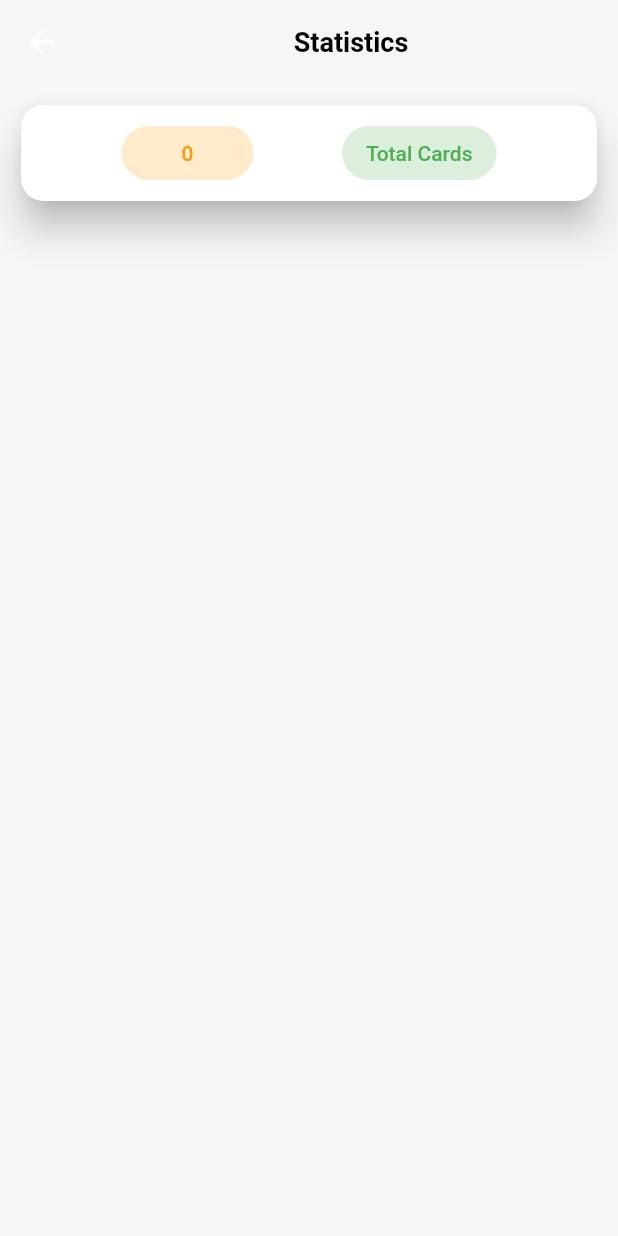
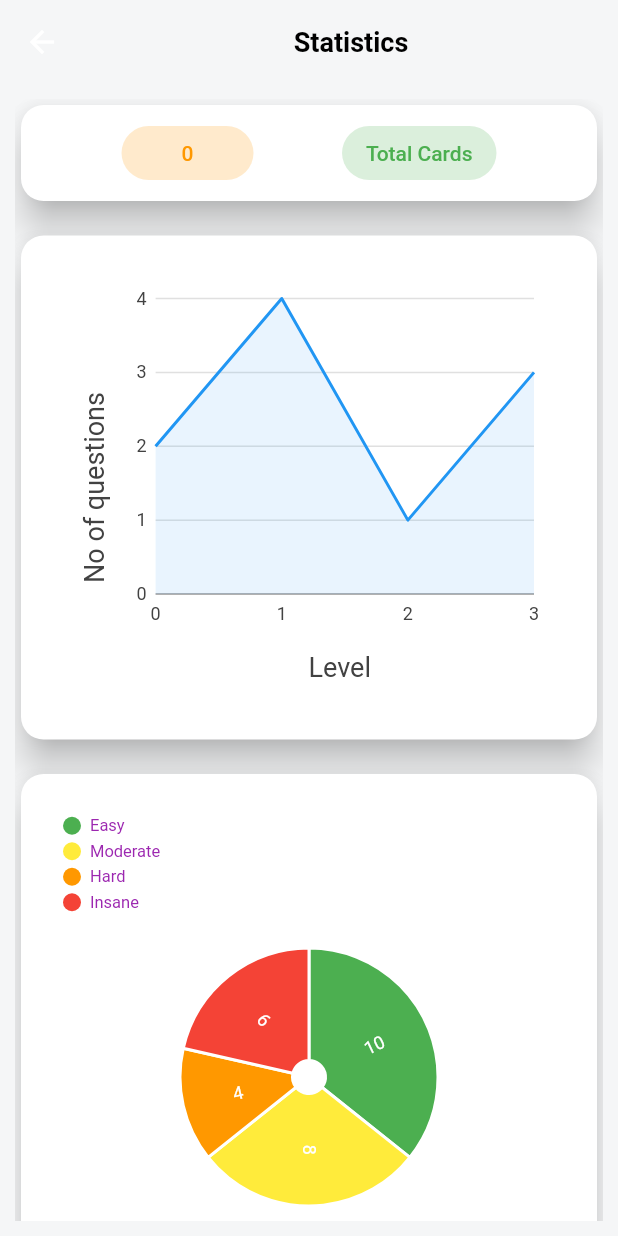
Before and after one commit to shaansubbaiah/Flashcards, a Flutter app: the StatsPage screen opened directly, after a tap on "Total Decks", on a phone screen of 412 x 824 dp. Run offline on Flutter 3.47's test engine with Material 2 defaults, Android fonts, the phone set to English and light mode, and no system bars; our stand-ins replace animated_splash_screen, carousel_slider, charts_flutter, cloud_firestore, curved_navigation_bar, email_validator and 5 more; accounts and stored records are empty.

Commit message:
added graphs in stats

```diff
--- a/lib/stats/line_chart.dart
+++ b/lib/stats/line_chart.dart
@@ -4,12 +4,12 @@ import 'package:firebase_auth/firebase_auth.dart';
 import 'package:charts_flutter/flutter.dart' as charts;
 import 'package:flutter/material.dart';
 
-class Profile extends StatefulWidget {
+class LineChart extends StatefulWidget {
   @override
-  _ProfileState createState() => _ProfileState();
+  _LineChartState createState() => _LineChartState();
 }
 
-class _ProfileState extends State<Profile> {
+class _LineChartState extends State<LineChart> {
   String name;
   Color avatarColor;
 
@@ -43,36 +43,14 @@ class _ProfileState extends State<Profile> {
 
   @override
   Widget build(BuildContext context) {
-    return Scaffold(
-      appBar: AppBar(
-        backgroundColor: Colors.transparent,
-        title: Center(
-          child: Text(
-            "Statistics",
-            style: TextStyle(
-              fontWeight: FontWeight.bold,
-              fontSize: 18,
-              color: Theme.of(context).colorScheme.onPrimary,
-            ),
-          ),
-        ),
-      ),
-      body: Container(
+    return Container(
       child: Padding(
         padding: EdgeInsets.all(10.0),
         child: SingleChildScrollView(
           child: Column(
             mainAxisAlignment: MainAxisAlignment.start,
             children: [
-                Container(
-                  decoration: BoxDecoration(
-                    border: Border(
-                      top: BorderSide(
-                        color: Theme.of(context).colorScheme.onSecondary,
-                      ),
-                    ),
-                  ),
-                  child: Column(
+              Column(
                 mainAxisAlignment: MainAxisAlignment.center,
                 crossAxisAlignment: CrossAxisAlignment.center,
                 children: [
@@ -81,7 +59,7 @@ class _ProfileState extends State<Profile> {
                     crossAxisAlignment: CrossAxisAlignment.center,
                     children: [
                       SizedBox(
-                            height: 400,
+                        height: 300,
                         child: Padding(
                           padding: EdgeInsets.all(10),
                           child: charts.LineChart(
@@ -109,9 +87,7 @@ class _ProfileState extends State<Profile> {
                   ),
                 ],
               ),
-                ),
             ],
-            ),
           ),
         ),
       ),
--- /dev/null
+++ b/lib/stats/pie_chart.dart
@@ -0,0 +1,94 @@
+import 'dart:math';
+
+import 'package:firebase_auth/firebase_auth.dart';
+import 'package:charts_flutter/flutter.dart' as charts;
+import 'package:flutter/material.dart';
+
+class PieChart extends StatefulWidget {
+  @override
+  _PieChartState createState() => _PieChartState();
+}
+
+class _PieChartState extends State<PieChart> {
+  List<charts.Series<Level, String>> seriesPieData;
+
+  void generateData() {
+    var pieData = [
+      new Level("Easy", 10, Colors.green),
+      new Level("Moderate", 8, Colors.yellow),
+      new Level("Hard", 4, Colors.orange),
+      new Level("Insane", 6, Colors.red),
+    ];
+
+    seriesPieData.add(charts.Series(
+      data: pieData,
+      domainFn: (Level level, _) => level.level,
+      measureFn: (Level level, _) => level.levelValue,
+      colorFn: (Level level, _) =>
+          charts.ColorUtil.fromDartColor(level.colorval),
+      id: "Stats",
+      labelAccessorFn: (Level row, _) => '${row.levelValue}',
+    ));
+  }
+
+  @override
+  void initState() {
+    super.initState();
+    seriesPieData = List<charts.Series<Level, String>>();
+    generateData();
+  }
+
+  @override
+  Widget build(BuildContext context) {
+    return Container(
+      child: Padding(
+        padding: EdgeInsets.all(10.0),
+        child: SingleChildScrollView(
+          child: Column(
+            mainAxisAlignment: MainAxisAlignment.start,
+            children: [
+              SizedBox(
+                height: 300,
+                child: Padding(
+                  padding: EdgeInsets.all(10),
+                  child: charts.PieChart(
+                    seriesPieData,
+                    animate: true,
+                    animationDuration: Duration(seconds: 2),
+                    behaviors: [
+                      new charts.DatumLegend(
+                        outsideJustification:
+                            charts.OutsideJustification.endDrawArea,
+                        horizontalFirst: false,
+                        desiredMaxRows: 2,
+                        cellPadding:
+                            new EdgeInsets.only(right: 4.0, bottom: 4.0),
+                        entryTextStyle: charts.TextStyleSpec(
+                            color: charts.MaterialPalette.purple.shadeDefault,
+                            fontSize: 11),
+                      ),
+                    ],
+                    defaultRenderer: new charts.ArcRendererConfig(
+                        arcWidth: 75,
+                        arcRendererDecorators: [
+                          new charts.ArcLabelDecorator(
+                              labelPosition: charts.ArcLabelPosition.inside)
+                        ]),
+                  ),
+                ),
+              ),
+            ],
+          ),
+        ),
+      ),
+    );
+  }
+}
+
+class Level {
+  String level;
+  int levelValue;
+  Color colorval;
+
+  Level(this.level, this.levelValue, this.colorval);
+}
--- a/lib/stats/stats_page.dart
+++ b/lib/stats/stats_page.dart
@@ -1,5 +1,7 @@
 import 'package:flutter/material.dart';
 import 'package:flutterfiretest/database.dart';
+import 'package:flutterfiretest/stats/line_chart.dart';
+import 'package:flutterfiretest/stats/pie_chart.dart';
 
 class StatsPage extends StatefulWidget {
   @override
@@ -91,6 +93,37 @@ class _StatsPageState extends State<StatsPage> {
                     ),
                   ),
                 ),
+                SizedBox(
+                  height: 15,
+                ),
+                Card(
+                  shape: RoundedRectangleBorder(
+                    borderRadius: BorderRadius.circular(15.0),
+                  ),
+                  color: Theme.of(context).colorScheme.surface,
+                  elevation: 10,
+                  child: Padding(
+                    padding: const EdgeInsets.all(8.0),
+                    child: LineChart(),
+                  ),
+                ),
+                SizedBox(
+                  height: 15,
+                ),
+                Card(
+                  shape: RoundedRectangleBorder(
+                    borderRadius: BorderRadius.circular(15.0),
+                  ),
+                  color: Theme.of(context).colorScheme.surface,
+                  elevation: 10,
+                  child: Padding(
+                    padding: const EdgeInsets.all(8.0),
+                    child: PieChart(),
+                  ),
+                ),
+                SizedBox(
+                  height: 50,
+                )
               ],
             ),
           ),
```
Lines whose indentation alone changed are shown as unchanged.
